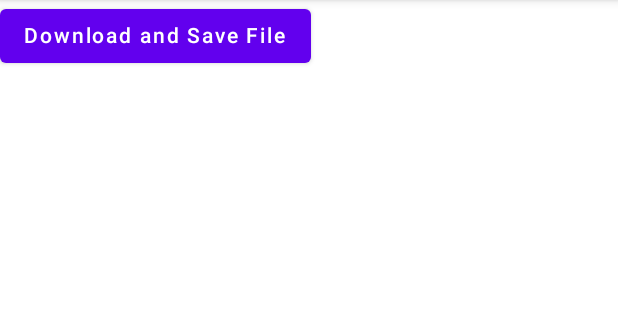
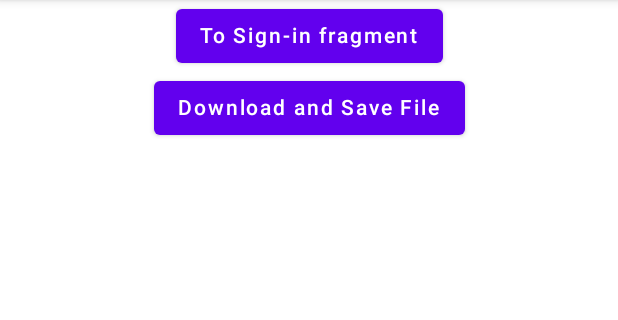
Before and after one commit to lemondoglol/BestPracticesAndroid, an Android app built with Jetpack Compose: the screen it shows after launch (MainActivity), on a phone screen of 412 x 824 dp, the part 84-404 px from its top. Run offline under Robolectric (Android 15) with nearby library versions, the phone set to English and light mode, and no system bars; our stand-ins replace Dagger/Hilt's generated code.

Commit message:
Add Sign-in

```diff
--- a/app/build.gradle
+++ b/app/build.gradle
@@ -43,6 +43,8 @@ android {
 }
 
 dependencies {
+    // google one-tap sign-in and sign-up
+    implementation 'com.google.android.gms:play-services-auth:20.3.0'
 
     implementation 'androidx.activity:activity-ktx:1.6.0'
     implementation 'androidx.activity:activity:1.6.0'
--- a/app/src/main/java/com/example/bestpracticesapplication/HomeFragment.kt
+++ b/app/src/main/java/com/example/bestpracticesapplication/HomeFragment.kt
@@ -9,6 +9,7 @@ import androidx.compose.foundation.layout.fillMaxSize
 import androidx.compose.material.Button
 import androidx.compose.material.Surface
 import androidx.compose.material.Text
+import androidx.compose.ui.Alignment
 import androidx.compose.ui.Modifier
 import androidx.compose.ui.platform.ComposeView
 import androidx.fragment.app.Fragment
@@ -29,7 +30,17 @@ class HomeFragment : Fragment() {
         return ComposeView(requireContext()).apply {
             setContent {
                 Surface(modifier = Modifier.fillMaxSize()) {
-                    Column {
+                    Column(horizontalAlignment = Alignment.CenterHorizontally) {
+                        Button(
+                            onClick = {
+                                findNavController().navigate(
+                                    HomeFragmentDirections.actionHomeFragmentToSignInFragment()
+                                )
+                            }
+                        ) {
+                            Text("To Sign-in fragment")
+                        }
+
                         Button(
                             onClick = {
                                 findNavController().navigate(
@@ -45,3 +56,30 @@ class HomeFragment : Fragment() {
         }
     }
 }
+
+
+//@AndroidEntryPoint
+//class SignInFragment : Fragment() {
+//
+//    override fun onCreateView(
+//        inflater: LayoutInflater,
+//        container: ViewGroup?,
+//        savedInstanceState: Bundle?
+//    ): View {
+//        return ComposeView(requireContext()).apply {
+//            setContent {
+//                Surface(modifier = Modifier.fillMaxSize()) {
+//                    Column {
+//                        Button(
+//                            onClick = {
+//                                // todo
+//                            }
+//                        ) {
+//                            Text("Sign in")
+//                        }
+//                    }
+//                }
+//            }
+//        }
+//    }
+//}
--- a/app/src/main/res/navigation/home_nav_graph.xml
+++ b/app/src/main/res/navigation/home_nav_graph.xml
@@ -11,9 +11,16 @@
         <action
             android:id="@+id/action_homeFragment_to_fileTransferFragment"
             app:destination="@id/fileTransferFragment" />
+        <action
+            android:id="@+id/action_homeFragment_to_signInFragment"
+            app:destination="@id/signInFragment" />
     </fragment>
     <fragment
         android:id="@+id/fileTransferFragment"
         android:name="com.example.bestpracticesapplication.features.file_transfer.FileTransferFragment"
         android:label="FileTransferFragment" />
+    <fragment
+        android:id="@+id/signInFragment"
+        android:name="com.example.bestpracticesapplication.features.sign_in.SignInFragment"
+        android:label="SignInFragment" />
 </navigation>
```
Also changed, not shown: app/src/main/java/com/example/bestpracticesapplication/features/sign_in/SignInFragment.kt (added, +78 -0 lines).
